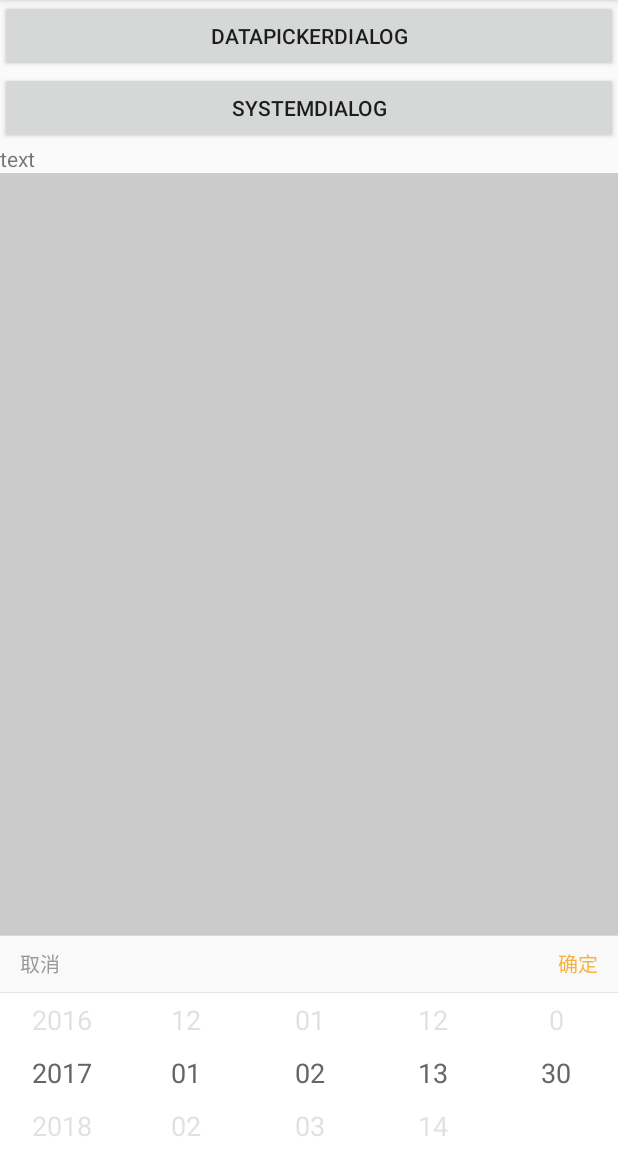
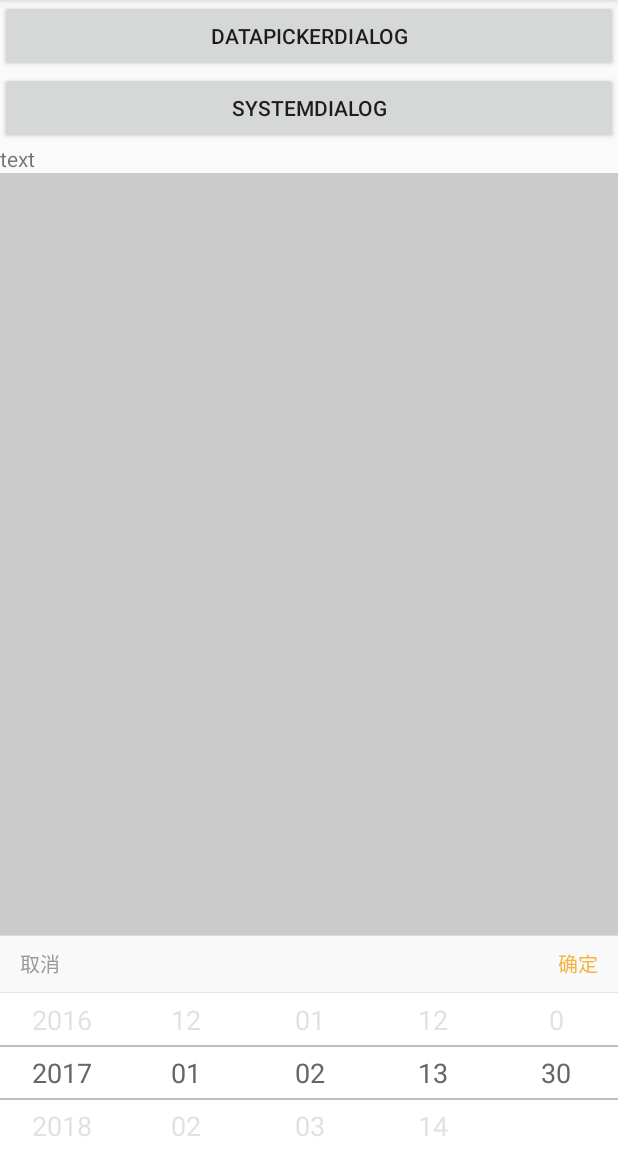
Before and after one commit to ClickListener/customDatepicker, an Android app: the screen it shows after launch (MainActivity), after a tap on "DATAPICKERDIALOG", on a phone screen of 412 x 824 dp, the part 84-1236 px from its top. Run offline under Robolectric (Android 15) with nearby library versions, the phone set to English and light mode, and no system bars; our stand-ins replace ButterKnife.

Commit message:
1.修改获得AbstracWheel对象方式，使用LayoutInflater加载

```diff
--- a/app/src/main/java/com/example/zhangxu/datepickerpractise/CustomDatepicker/internal/CustomDatePickerFragment.java
+++ b/app/src/main/java/com/example/zhangxu/datepickerpractise/CustomDatepicker/internal/CustomDatePickerFragment.java
@@ -229,7 +229,8 @@ public class CustomDatePickerFragment extends Fragment {
         java.text.DateFormat dateFormat = timeInfo.getDateFormat();
 
 
-        AbstractWheel wheel = new WheelVerticalView(getActivity());
+        AbstractWheel wheel = (AbstractWheel) LayoutInflater.from(getActivity()).inflate(R.layout.wheel_item, null);
+
         wheel.setTag(timeInfo.getTimeType());
         wheel.setLayoutParams(params);
         wheel.setVisibleItems(dateBean.getVisible());
--- a/app/src/main/res/drawable/divider_dark_gradient_horizontal.xml
+++ b/app/src/main/res/drawable/divider_dark_gradient_horizontal.xml
@@ -1,7 +1,7 @@
 <?xml version="1.0" encoding="utf-8"?>
 <shape xmlns:android="http://schemas.android.com/apk/res/android">
     <gradient
-            android:startColor="#FFeeeeee"
+            android:startColor="#FF111111"
             android:centerColor="#FF111111"
-            android:endColor="#FFeeeeee"/>
+            android:endColor="#FF111111"/>
 </shape>
--- /dev/null
+++ b/app/src/main/res/layout/wheel_item.xml
@@ -0,0 +1,10 @@
+<?xml version="1.0" encoding="utf-8"?>
+<com.example.zhangxu.datepickerpractise.thirdparty.spinnerwheel.WheelVerticalView
+    xmlns:app="http://schemas.android.com/apk/res-auto"
+    xmlns:android="http://schemas.android.com/apk/res/android"
+    android:layout_width="match_parent"
+    android:layout_height="wrap_content"
+    android:layout_weight="2"
+    app:selectionDivider="@drawable/divider_dark_gradient_horizontal">
+
+</com.example.zhangxu.datepickerpractise.thirdparty.spinnerwheel.WheelVerticalView>
```
